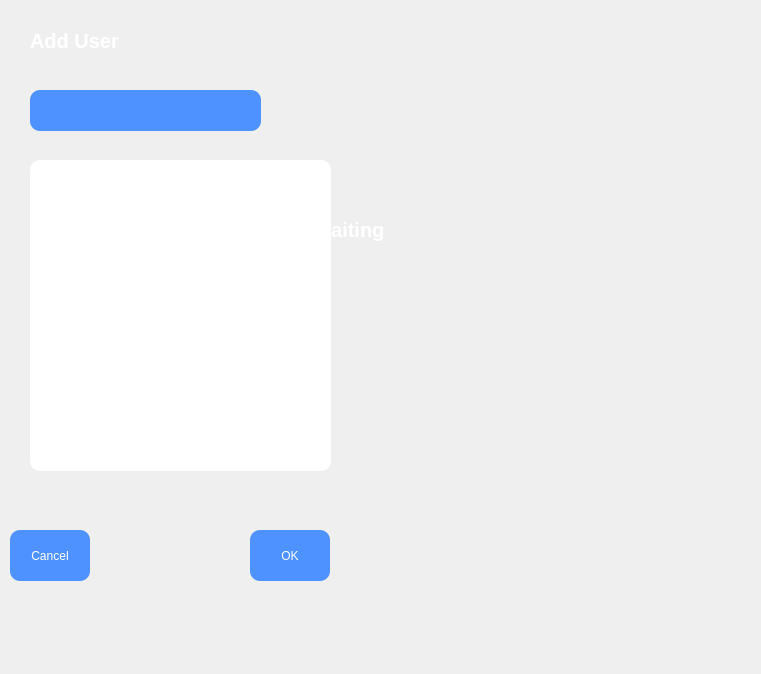
Above: CLient/clientQT.ui from hauphanlvc/server-client before the change. Below: the same form after it.
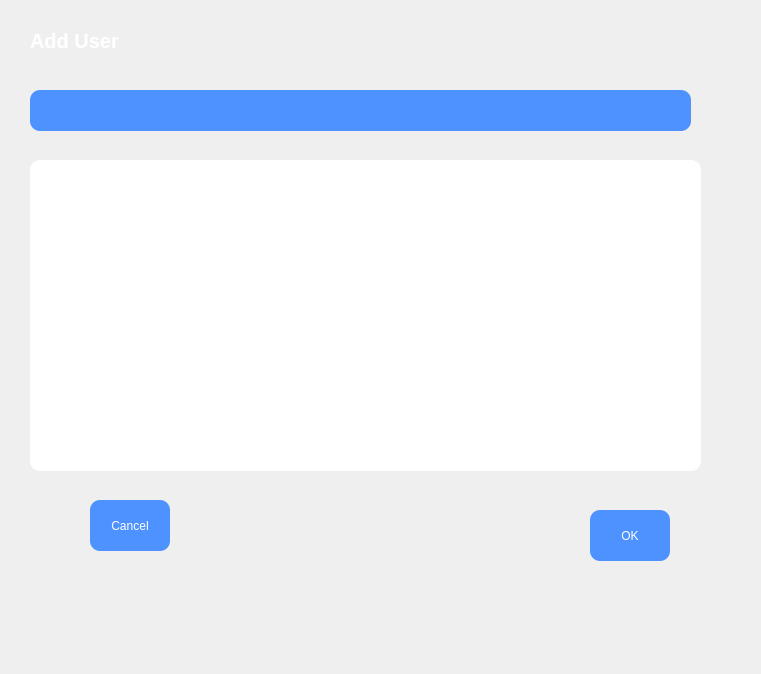
That is the form after the change. The open tabs and pages were chosen to show the change.

Patch:
```diff
--- a/CLient/clientQT.ui
+++ b/CLient/clientQT.ui
@@ -1521,7 +1521,7 @@
       <rect>
        <x>30</x>
        <y>160</y>
-       <width>301</width>
+       <width>671</width>
        <height>311</height>
       </rect>
      </property>
@@ -1534,8 +1534,8 @@
     <widget class="QPushButton" name="cancel_AddUser">
      <property name="geometry">
       <rect>
-       <x>10</x>
-       <y>530</y>
+       <x>90</x>
+       <y>500</y>
        <width>80</width>
        <height>51</height>
       </rect>
@@ -1554,8 +1554,8 @@
     <widget class="QPushButton" name="confirm_AddUser">
      <property name="geometry">
       <rect>
-       <x>250</x>
-       <y>530</y>
+       <x>590</x>
+       <y>510</y>
        <width>80</width>
        <height>51</height>
       </rect>
@@ -1601,7 +1601,7 @@
       <rect>
        <x>30</x>
        <y>90</y>
-       <width>231</width>
+       <width>661</width>
        <height>41</height>
       </rect>
      </property>
```
Left out of the diff: 12 changed lines with no effect on the pictures.
